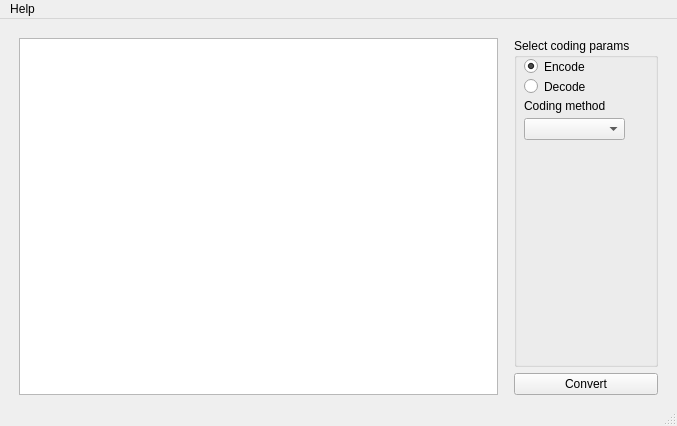
The window that main.ui (Chereq/cryptex) describes before a commit, drawn with Qt 5.
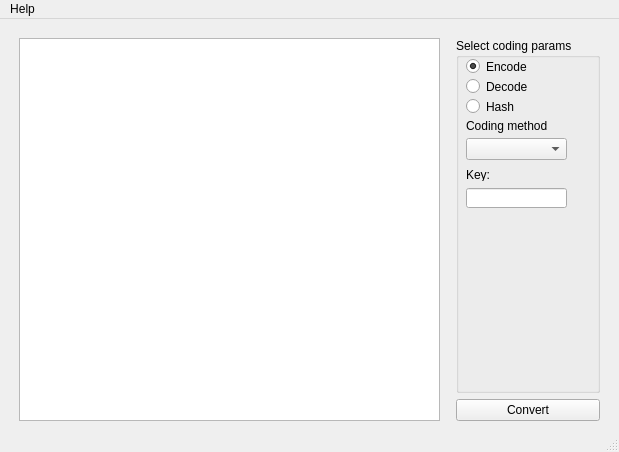
The same window after the commit.

Commit message: base interface created

What changed in the file:
```diff
--- a/main.ui
+++ b/main.ui
@@ -6,8 +6,8 @@
    <rect>
     <x>0</x>
     <y>0</y>
-    <width>677</width>
-    <height>426</height>
+    <width>619</width>
+    <height>452</height>
    </rect>
   </property>
   <property name="windowTitle">
@@ -44,7 +44,7 @@
        </spacer>
       </item>
       <item>
-       <widget class="QTextEdit" name="textEdit"/>
+       <widget class="QPlainTextEdit" name="text_field"/>
       </item>
       <item>
        <spacer name="verticalSpacer_2">
@@ -63,6 +63,12 @@
        <layout class="QVBoxLayout" name="verticalLayout_2">
         <item>
          <widget class="QGroupBox" name="groupBox">
+          <property name="minimumSize">
+           <size>
+            <width>120</width>
+            <height>180</height>
+           </size>
+          </property>
           <property name="title">
            <string>Select coding params</string>
           </property>
@@ -94,12 +100,15 @@
            <property name="text">
             <string>Decode</string>
            </property>
+           <property name="checked">
+            <bool>false</bool>
+           </property>
           </widget>
           <widget class="QComboBox" name="comboBox">
            <property name="geometry">
             <rect>
              <x>10</x>
-             <y>80</y>
+             <y>100</y>
              <width>101</width>
              <height>22</height>
             </rect>
@@ -109,7 +118,7 @@
            <property name="geometry">
             <rect>
              <x>10</x>
-             <y>60</y>
+             <y>80</y>
              <width>81</width>
              <height>16</height>
             </rect>
@@ -118,6 +127,42 @@
             <string>Coding method:</string>
            </property>
           </widget>
+          <widget class="QRadioButton" name="radio_hash">
+           <property name="geometry">
+            <rect>
+             <x>10</x>
+             <y>60</y>
+             <width>82</width>
+             <height>17</height>
+            </rect>
+           </property>
+           <property name="text">
+            <string>Hash</string>
+           </property>
+          </widget>
+          <widget class="QLineEdit" name="key_field">
+           <property name="geometry">
+            <rect>
+             <x>10</x>
+             <y>150</y>
+             <width>101</width>
+             <height>20</height>
+            </rect>
+           </property>
+          </widget>
+          <widget class="QLabel" name="key_label">
+           <property name="geometry">
+            <rect>
+             <x>10</x>
+             <y>130</y>
+             <width>47</width>
+             <height>13</height>
+            </rect>
+           </property>
+           <property name="text">
+            <string>Key:</string>
+           </property>
+          </widget>
          </widget>
         </item>
         <item>
@@ -152,7 +197,7 @@
     <rect>
      <x>0</x>
      <y>0</y>
-     <width>677</width>
+     <width>619</width>
      <height>21</height>
     </rect>
    </property>
```
Left out of the diff: 6 changed lines with no effect on the pictures. The commit also changes 1 other file.
